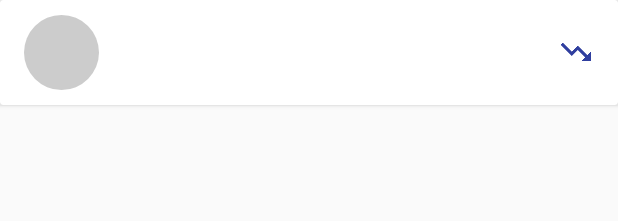
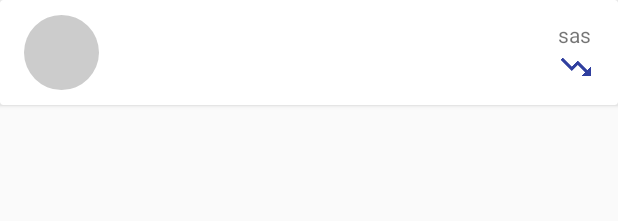
Before and after one commit to levinzonr/CryptoInfoMVVM, an Android app: the layout item_currency.xml on its own in the app's theme, with its tools: preview values and no code run, on a phone screen of 412 x 824 dp. Shown: the top 221 px of the screen. Run offline under Robolectric (Android 15) with nearby library versions, the light colour scheme and no system bars.

Commit message:
display price

```diff
--- a/app/src/main/java/cz/levinzonr/cryptostore/view/CurrencyItemsAdapter.kt
+++ b/app/src/main/java/cz/levinzonr/cryptostore/view/CurrencyItemsAdapter.kt
@@ -28,6 +28,7 @@ class CurrencyItemsAdapter(val context: Context) : RecyclerView.Adapter<Recycler
             binding.currency = currency
             val index = Math.abs(Random().nextInt() % 5 )
             val color = Color.parseColor(COLORS[index])
+            binding.currencyPrice.text = context.getString(R.string.global_currency_usd, currency.priceUsd)
             binding.currencyShort.background.setColorFilter(color, PorterDuff.Mode.SRC_IN)
             binding.currencyTrendingPercentage.text = context.getString(R.string.global_percentage, currency.percentChange1h)
             if (currency.percentChange1h >= 0) {
--- a/app/src/main/res/layout/item_currency.xml
+++ b/app/src/main/res/layout/item_currency.xml
@@ -48,11 +48,25 @@
                 />
 
             <LinearLayout
-                android:layout_marginRight="@dimen/fab_margin"
-                android:layout_marginEnd="@dimen/fab_margin"
+                android:orientation="vertical"
                 android:layout_centerInParent="true"
                 android:layout_alignParentRight="true"
                 android:layout_alignParentEnd="true"
+                android:layout_width="wrap_content"
+                android:layout_height="wrap_content">
+
+                <TextView
+                    android:text="sas"
+                    android:layout_marginEnd="@dimen/fab_margin"
+                    android:layout_marginRight="@dimen/fab_margin"
+
+                    android:id="@+id/currency_price"
+                    android:layout_width="wrap_content"
+                    android:layout_height="wrap_content" />
+
+                <LinearLayout
+                    android:layout_marginRight="@dimen/fab_margin"
+                    android:layout_marginEnd="@dimen/fab_margin"
                     android:id="@+id/linearLayout"
                     android:layout_width="wrap_content"
                     android:layout_height="wrap_content"
@@ -75,6 +89,9 @@
 
                 </LinearLayout>
 
+            </LinearLayout>
+
+
 
         </RelativeLayout>
 
--- a/app/src/main/res/values/strings.xml
+++ b/app/src/main/res/values/strings.xml
@@ -5,5 +5,6 @@
     <!-- TODO: Remove or change this placeholder text -->
     <string name="hello_blank_fragment">Hello blank fragment</string>
     <string name="global_percentage" translatable="false">%1$.2f%%</string>
+    <string name="global_currency_usd" translatable="false">$%1$.2f</string>
 
 </resources>
```
Lines whose indentation alone changed are shown as unchanged.
